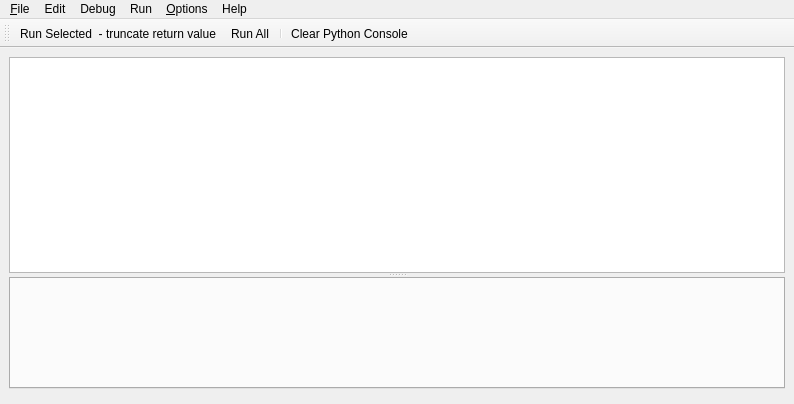
Qt form preditor/gui/ui/loggerwindow.ui (macevhicz/PrEditor) before a commit.
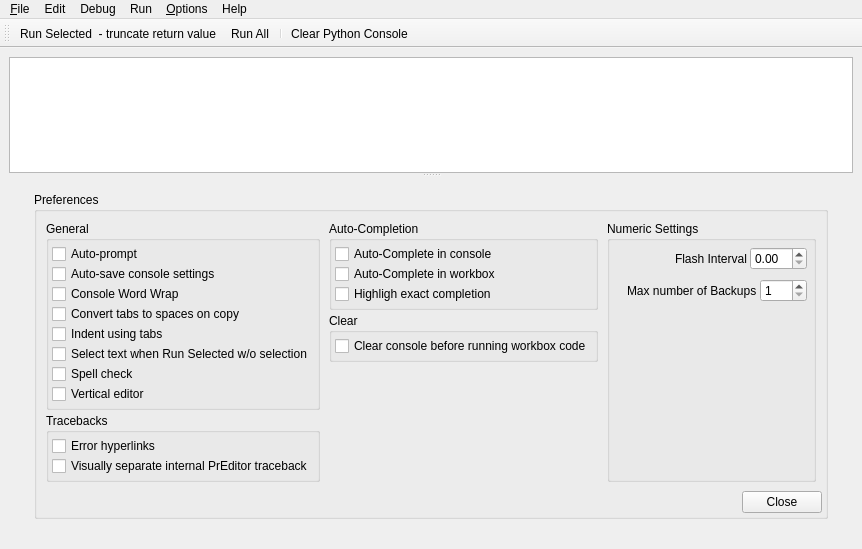
The same form after that commit. Custom widgets are drawn as their Qt base class.

Commit message: Move Preferences to a uiWorkboxSTACK page

```diff
--- a/preditor/gui/ui/loggerwindow.ui
+++ b/preditor/gui/ui/loggerwindow.ui
@@ -6,8 +6,8 @@
    <rect>
     <x>0</x>
     <y>0</y>
-    <width>794</width>
-    <height>404</height>
+    <width>862</width>
+    <height>549</height>
    </rect>
   </property>
   <property name="minimumSize">
@@ -35,8 +35,11 @@
        </property>
       </widget>
       <widget class="QStackedWidget" name="uiWorkboxSTACK">
+       <property name="frameShape">
+        <enum>QFrame::NoFrame</enum>
+       </property>
        <property name="currentIndex">
-        <number>1</number>
+        <number>2</number>
        </property>
        <widget class="QWidget" name="Options">
         <layout class="QVBoxLayout" name="verticalLayout_5">
@@ -84,6 +87,626 @@
          </item>
         </layout>
        </widget>
+       <widget class="QWidget" name="page">
+        <layout class="QVBoxLayout" name="verticalLayout_8">
+         <item>
+          <widget class="QWidget" name="uiPreferencesPAGE" native="true">
+           <property name="styleSheet">
+            <string notr="true"/>
+           </property>
+           <layout class="QVBoxLayout" name="verticalLayout_2">
+            <property name="spacing">
+             <number>3</number>
+            </property>
+            <property name="leftMargin">
+             <number>3</number>
+            </property>
+            <property name="topMargin">
+             <number>3</number>
+            </property>
+            <property name="rightMargin">
+             <number>3</number>
+            </property>
+            <property name="bottomMargin">
+             <number>3</number>
+            </property>
+            <item>
+             <spacer name="verticalSpacer_3">
+              <property name="orientation">
+               <enum>Qt::Vertical</enum>
+              </property>
+              <property name="sizeHint" stdset="0">
+               <size>
+                <width>20</width>
+                <height>40</height>
+               </size>
+              </property>
+             </spacer>
+            </item>
+            <item>
+             <widget class="QWidget" name="widget_2" native="true">
+              <property name="styleSheet">
+               <string notr="true"/>
+              </property>
+              <layout class="QHBoxLayout" name="horizontalLayout_2">
+               <property name="spacing">
+                <number>3</number>
+               </property>
+               <property name="leftMargin">
+                <number>3</number>
+               </property>
+               <property name="topMargin">
+                <number>3</number>
+               </property>
+               <property name="rightMargin">
+                <number>3</number>
+               </property>
+               <property name="bottomMargin">
+                <number>3</number>
+               </property>
+               <item>
+                <spacer name="horizontalSpacer">
+                 <property name="orientation">
+                  <enum>Qt::Horizontal</enum>
+                 </property>
+                 <property name="sizeHint" stdset="0">
+                  <size>
+                   <width>40</width>
+                   <height>20</height>
+                  </size>
+                 </property>
+                </spacer>
+               </item>
+               <item>
+                <widget class="QGroupBox" name="uiPreferencesGRP">
+                 <property name="styleSheet">
+                  <string notr="true"/>
+                 </property>
+                 <property name="title">
+                  <string>Preferences</string>
+                 </property>
+                 <layout class="QVBoxLayout" name="verticalLayout_12">
+                  <property name="spacing">
+                   <number>3</number>
+                  </property>
+                  <property name="leftMargin">
+                   <number>3</number>
+                  </property>
+                  <property name="topMargin">
+                   <number>3</number>
+                  </property>
+                  <property name="rightMargin">
+                   <number>3</number>
+                  </property>
+                  <property name="bottomMargin">
+                   <number>3</number>
+                  </property>
+                  <item>
+                   <widget class="QWidget" name="uiPreferencesWDGT" native="true">
+                    <property name="styleSheet">
+                     <string notr="true"/>
+                    </property>
+                    <layout class="QHBoxLayout" name="horizontalLayout_3">
+                     <property name="spacing">
+                      <number>3</number>
+                     </property>
+                     <property name="leftMargin">
+                      <number>3</number>
+                     </property>
+                     <property name="topMargin">
+                      <number>3</number>
+                     </property>
+                     <property name="rightMargin">
+                      <number>3</number>
+                     </property>
+                     <property name="bottomMargin">
+                      <number>3</number>
+                     </property>
+                     <item>
+                      <widget class="QWidget" name="widget_3" native="true">
+                       <property name="styleSheet">
+                        <string notr="true"/>
+                       </property>
+                       <layout class="QVBoxLayout" name="verticalLayout_6">
+                        <property name="spacing">
+                         <number>3</number>
+                        </property>
+                        <property name="leftMargin">
+                         <number>3</number>
+                        </property>
+                        <property name="topMargin">
+                         <number>3</number>
+                        </property>
+                        <property name="rightMargin">
+                         <number>3</number>
+                        </property>
+                        <property name="bottomMargin">
+                         <number>3</number>
+                        </property>
+                        <item>
+                         <widget class="QGroupBox" name="uiGeneralGRP">
+                          <property name="title">
+                           <string>General</string>
+                          </property>
+                          <layout class="QVBoxLayout" name="verticalLayout_10">
+                           <property name="spacing">
+                            <number>0</number>
+                           </property>
+                           <property name="leftMargin">
+                            <number>3</number>
+                           </property>
+                           <property name="topMargin">
+                            <number>3</number>
+                           </property>
+                           <property name="rightMargin">
+                            <number>3</number>
+                           </property>
+                           <property name="bottomMargin">
+                            <number>3</number>
+                           </property>
+                           <item>
+                            <widget class="QCheckBox" name="uiAutoPromptCHK">
+                             <property name="text">
+                              <string>Auto-prompt</string>
+                             </property>
+                            </widget>
+                           </item>
+                           <item>
+                            <widget class="QCheckBox" name="uiAutoSaveSettingsCHK">
+                             <property name="text">
+                              <string>Auto-save console settings</string>
+                             </property>
+                            </widget>
+                           </item>
+                           <item>
+                            <widget class="QCheckBox" name="uiWordWrapCHK">
+                             <property name="text">
+                              <string>Console Word Wrap</string>
+                             </property>
+                            </widget>
+                           </item>
+                           <item>
+                            <widget class="QCheckBox" name="uiCopyTabsToSpacesCHK">
+                             <property name="text">
+                              <string>Convert tabs to spaces on copy</string>
+                             </property>
+                            </widget>
+                           </item>
+                           <item>
+                            <widget class="QCheckBox" name="uiIndentationsTabsCHK">
+                             <property name="text">
+                              <string>Indent using tabs</string>
+                             </property>
+                            </widget>
+                           </item>
+                           <item>
+                            <widget class="QCheckBox" name="uiSelectTextCHK">
+                             <property name="text">
+                              <string>Select text when Run Selected w/o selection</string>
+                             </property>
+                            </widget>
+                           </item>
+                           <item>
+                            <widget class="QCheckBox" name="uiSpellCheckEnabledCHK">
+                             <property name="text">
+                              <string>Spell check</string>
+                             </property>
+                            </widget>
+                           </item>
+                           <item>
+                            <widget class="QCheckBox" name="uiEditorVerticalCHK">
+                             <property name="text">
+                              <string>Vertical editor</string>
+                             </property>
+                            </widget>
+                           </item>
+                          </layout>
+                         </widget>
+                        </item>
+                        <item>
+                         <widget class="QGroupBox" name="uiTracebacksGRP">
+                          <property name="title">
+                           <string>Tracebacks</string>
+                          </property>
+                          <layout class="QVBoxLayout" name="verticalLayout_15">
+                           <property name="spacing">
+                            <number>0</number>
+                           </property>
+                           <property name="leftMargin">
+                            <number>3</number>
+                           </property>
+                           <property name="topMargin">
+                            <number>3</number>
+                           </property>
+                           <property name="rightMargin">
+                            <number>3</number>
+                           </property>
+                           <property name="bottomMargin">
+                            <number>3</number>
+                           </property>
+                           <item>
+                            <widget class="QCheckBox" name="uiErrorHyperlinksCHK">
+                             <property name="text">
+                              <string>Error hyperlinks</string>
+                             </property>
+                            </widget>
+                           </item>
+                           <item>
+                            <widget class="QCheckBox" name="uiSeparateTracebackCHK">
+                             <property name="text">
+                              <string>Visually separate internal PrEditor traceback</string>
+                             </property>
+                            </widget>
+                           </item>
+                          </layout>
+                         </widget>
+                        </item>
+                        <item>
+                         <spacer name="verticalSpacer_2">
+                          <property name="orientation">
+                           <enum>Qt::Vertical</enum>
+                          </property>
+                          <property name="sizeHint" stdset="0">
+                           <size>
+                            <width>20</width>
+                            <height>40</height>
+                           </size>
+                          </property>
+                         </spacer>
+                        </item>
+                       </layout>
+                      </widget>
+                     </item>
+                     <item>
+                      <widget class="QWidget" name="widget" native="true">
+                       <property name="styleSheet">
+                        <string notr="true"/>
+                       </property>
+                       <layout class="QVBoxLayout" name="verticalLayout_3">
+                        <property name="spacing">
+                         <number>3</number>
+                        </property>
+                        <property name="leftMargin">
+                         <number>3</number>
+                        </property>
+                        <property name="topMargin">
+                         <number>3</number>
+                        </property>
+                        <property name="rightMargin">
+                         <number>3</number>
+                        </property>
+                        <property name="bottomMargin">
+                         <number>3</number>
+                        </property>
+                        <item>
+                         <widget class="QGroupBox" name="uiAutoCompletionGRP">
+                          <property name="title">
+                           <string>Auto-Completion</string>
+                          </property>
+                          <layout class="QVBoxLayout" name="verticalLayout_7">
+                           <property name="spacing">
+                            <number>0</number>
+                           </property>
+                           <property name="leftMargin">
+                            <number>3</number>
+                           </property>
+                           <property name="topMargin">
+                            <number>3</number>
+                           </property>
+                           <property name="rightMargin">
+                            <number>3</number>
+                           </property>
+                           <property name="bottomMargin">
+                            <number>3</number>
+                           </property>
+                           <item>
+                            <widget class="QCheckBox" name="uiConsoleAutoCompleteEnabledCHK">
+                             <property name="text">
+                              <string>Auto-Complete in console</string>
+                             </property>
+                            </widget>
+                           </item>
+                           <item>
+                            <widget class="QCheckBox" name="uiWorkboxAutoCompleteEnabledCHK">
+                             <property name="text">
+                              <string>Auto-Complete in workbox</string>
+                             </property>
+                            </widget>
+                           </item>
+                           <item>
+                            <widget class="QCheckBox" name="uiHighlightExactCompletionCHK">
+                             <property name="text">
+                              <string>Highligh exact completion</string>
+                             </property>
+                            </widget>
+                           </item>
+                          </layout>
+                         </widget>
+                        </item>
+                        <item>
+                         <widget class="QGroupBox" name="uiClearGRP">
+                          <property name="title">
+                           <string>Clear</string>
+                          </property>
+                          <layout class="QVBoxLayout" name="verticalLayout_9">
+                           <property name="spacing">
+                            <number>0</number>
+                           </property>
+                           <property name="leftMargin">
+                            <number>3</number>
+                           </property>
+                           <property name="topMargin">
+                            <number>3</number>
+                           </property>
+                           <property name="rightMargin">
+                            <number>3</number>
+                           </property>
+                           <property name="bottomMargin">
+                            <number>3</number>
+                           </property>
+                           <item>
+                            <widget class="QCheckBox" name="uiClearBeforeRunningCHK">
+                             <property name="text">
+                              <string>Clear console before running workbox code</string>
+                             </property>
+                            </widget>
+                           </item>
+                          </layout>
+                         </widget>
+                        </item>
+                        <item>
+                         <spacer name="verticalSpacer">
+                          <property name="orientation">
+                           <enum>Qt::Vertical</enum>
+                          </property>
+                          <property name="sizeHint" stdset="0">
+                           <size>
+                            <width>20</width>
+                            <height>40</height>
+                           </size>
+                          </property>
+                         </spacer>
+                        </item>
+                       </layout>
+                      </widget>
+                     </item>
+                     <item>
+                      <widget class="QWidget" name="widget_4" native="true">
+                       <property name="styleSheet">
+                        <string notr="true"/>
+                       </property>
+                       <layout class="QVBoxLayout" name="verticalLayout_11">
+                        <property name="spacing">
+                         <number>3</number>
+                        </property>
+                        <property name="leftMargin">
+                         <number>3</number>
+                        </property>
+                        <property name="topMargin">
+                         <number>3</number>
+                        </property>
+                        <property name="rightMargin">
+                         <number>3</number>
+                        </property>
+                        <property name="bottomMargin">
+                         <number>3</number>
+                        </property>
+                        <item>
+                         <widget class="QGroupBox" name="uiNumericSettingsGRP">
+                          <property name="title">
+                           <string>Numeric Settings</string>
+                          </property>
+                          <layout class="QVBoxLayout" name="verticalLayout_13">
+                           <property name="spacing">
+                            <number>3</number>
+                           </property>
+                           <property name="leftMargin">
+                            <number>3</number>
+                           </property>
+                           <property name="topMargin">
+                            <number>3</number>
+                           </property>
+                           <property name="rightMargin">
+                            <number>3</number>
+                           </property>
+                           <property name="bottomMargin">
+                            <number>3</number>
+                           </property>
+                           <item>
+                            <widget class="QWidget" name="widget_5" native="true">
+                             <property name="toolTip">
+                              <string>'If running code in the logger takes X seconds or longer,
+ the window will flash if it is not in focus.
+ Setting the value to zero will disable flashing.'</string>
+                             </property>
+                             <property name="styleSheet">
+                              <string notr="true"/>
+                             </property>
+                             <layout class="QHBoxLayout" name="horizontalLayout_5">
+                              <property name="spacing">
+                               <number>3</number>
+                              </property>
+                              <property name="leftMargin">
+                               <number>3</number>
+                              </property>
+                              <property name="topMargin">
+                               <number>3</number>
+                              </property>
+                              <property name="rightMargin">
+                               <number>3</number>
+                              </property>
+                              <property name="bottomMargin">
+                               <number>3</number>
+                              </property>
+                              <item>
+                               <spacer name="horizontalSpacer_3">
+                                <property name="orientation">
+                                 <enum>Qt::Horizontal</enum>
+                                </property>
+                                <property name="sizeHint" stdset="0">
+                                 <size>
+                                  <width>40</width>
+                                  <height>20</height>
+                                 </size>
+                                </property>
+                               </spacer>
+                              </item>
+                              <item>
+                               <widget class="QLabel" name="label">
+                                <property name="toolTip">
+                                 <string>'If running code in the logger takes X seconds or longer,
+ the window will flash if it is not in focus.
+ Setting the value to zero will disable flashing.'</string>
+                                </property>
+                                <property name="text">
+                                 <string>Flash Interval</string>
+                                </property>
+                               </widget>
+                              </item>
+                              <item>
+                               <widget class="QDoubleSpinBox" name="uiFlashTimeSPIN">
+                                <property name="toolTip">
+                                 <string>'If running code in the logger takes X seconds or longer,
+ the window will flash if it is not in focus.
+ Setting the value to zero will disable flashing.'</string>
+                                </property>
+                               </widget>
+                              </item>
+                             </layout>
+                            </widget>
+                           </item>
+                           <item>
+                            <widget class="QWidget" name="widget_6" native="true">
+                             <property name="toolTip">
+                              <string>Set the maximun number of backup files on disk per workbox.
+Must be at least 1</string>
+                             </property>
+                             <property name="styleSheet">
+                              <string notr="true"/>
+                             </property>
+                             <layout class="QHBoxLayout" name="horizontalLayout_6">
+                              <property name="spacing">
+                               <number>3</number>
+                              </property>
+                              <property name="leftMargin">
+                               <number>3</number>
+                              </property>
+                              <property name="topMargin">
+                               <number>3</number>
+                              </property>
+                              <property name="rightMargin">
+                               <number>3</number>
+                              </property>
+                              <property name="bottomMargin">
+                               <number>3</number>
+                              </property>
+                              <item>
+                               <spacer name="horizontalSpacer_4">
+                                <property name="orientation">
+                                 <enum>Qt::Horizontal</enum>
+                                </property>
+                                <property name="sizeHint" stdset="0">
+                                 <size>
+                                  <width>40</width>
+                                  <height>20</height>
+                                 </size>
+                                </property>
+                               </spacer>
+                              </item>
+                              <item>
+                               <widget class="QLabel" name="label_2">
+                                <property name="toolTip">
+                                 <string>Set the maximun number of backup files on disk per workbox.
+Must be at least 1</string>
+                                </property>
+                                <property name="text">
+                                 <string>Max number of Backups</string>
+                                </property>
+                               </widget>
+                              </item>
+                              <item>
+                               <widget class="QSpinBox" name="uiMaxNumBackupsSPIN">
+                                <property name="toolTip">
+                                 <string>Set the maximun number of backup files on disk per workbox.
+Must be at least 1</string>
+                                </property>
+                                <property name="minimum">
+                                 <number>1</number>
+                                </property>
+                                <property name="maximum">
+                                 <number>999</number>
+                                </property>
+                               </widget>
+                              </item>
+                             </layout>
+                            </widget>
+                           </item>
+                           <item>
+                            <spacer name="verticalSpacer_5">
+                             <property name="orientation">
+                              <enum>Qt::Vertical</enum>
+                             </property>
+                             <property name="sizeHint" stdset="0">
+                              <size>
+                               <width>20</width>
+                               <height>40</height>
+                              </size>
+                             </property>
+                            </spacer>
+                           </item>
+                          </layout>
+                         </widget>
+                        </item>
+                       </layout>
+                      </widget>
+                     </item>
+                    </layout>
+                   </widget>
+                  </item>
+                  <item>
+                   <widget class="QDialogButtonBox" name="uiClosePreferencesBTN">
+                    <property name="standardButtons">
+                     <set>QDialogButtonBox::Close</set>
+                    </property>
+                   </widget>
+                  </item>
+                 </layout>
+                </widget>
+               </item>
+               <item>
+                <spacer name="horizontalSpacer_2">
+                 <property name="orientation">
+                  <enum>Qt::Horizontal</enum>
+                 </property>
+                 <property name="sizeHint" stdset="0">
+                  <size>
+                   <width>40</width>
+                   <height>20</height>
+                  </size>
+                 </property>
+                </spacer>
+               </item>
+              </layout>
+             </widget>
+            </item>
+            <item>
+             <spacer name="verticalSpacer_4">
+              <property name="orientation">
+               <enum>Qt::Vertical</enum>
+              </property>
+              <property name="sizeHint" stdset="0">
+               <size>
+                <width>20</width>
+                <height>40</height>
+               </size>
+              </property>
+             </spacer>
+            </item>
+           </layout>
+          </widget>
+         </item>
+        </layout>
+       </widget>
       </widget>
      </widget>
     </item>
@@ -97,7 +720,7 @@
     <rect>
      <x>0</x>
      <y>0</y>
-     <width>796</width>
+     <width>862</width>
      <height>22</height>
     </rect>
    </property>
```
Left out of the diff: 57 changed lines with no effect on the pictures. The commit also changes 5 other files.
